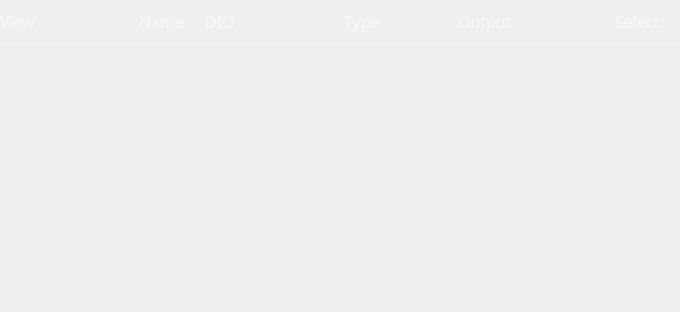
This is ui/pg_channel_manager.ui in analogdevicesinc/scopy as Qt 5 draws it before an edit. The edited form follows.
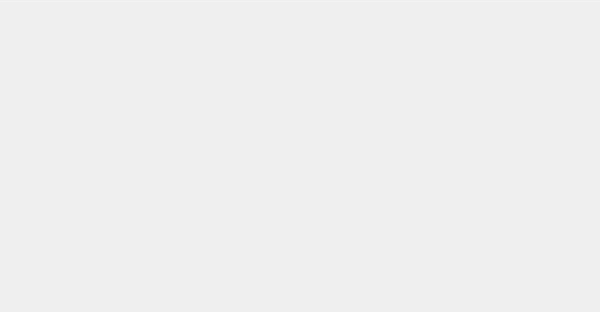
This is the edited form.

Commit message: PatternGenerator - added channel manager header and removed settings button

```diff
--- a/ui/pg_channel_manager.ui
+++ b/ui/pg_channel_manager.ui
@@ -6,7 +6,7 @@
    <rect>
     <x>0</x>
     <y>0</y>
-    <width>680</width>
+    <width>600</width>
     <height>312</height>
    </rect>
   </property>
@@ -52,7 +52,7 @@
      <item>
       <widget class="QWidget" name="channelManagerHeader" native="true">
        <property name="sizePolicy">
-        <sizepolicy hsizetype="Preferred" vsizetype="Preferred">
+        <sizepolicy hsizetype="Preferred" vsizetype="Minimum">
          <horstretch>0</horstretch>
          <verstretch>0</verstretch>
         </sizepolicy>
@@ -77,278 +77,14 @@
          <number>0</number>
         </property>
         <property name="topMargin">
-         <number>10</number>
+         <number>0</number>
         </property>
         <property name="rightMargin">
          <number>0</number>
         </property>
         <property name="bottomMargin">
-         <number>10</number>
+         <number>0</number>
         </property>
-        <item>
-         <widget class="QLabel" name="labelView">
-          <property name="sizePolicy">
-           <sizepolicy hsizetype="Minimum" vsizetype="Preferred">
-            <horstretch>0</horstretch>
-            <verstretch>0</verstretch>
-           </sizepolicy>
-          </property>
-          <property name="minimumSize">
-           <size>
-            <width>40</width>
-            <height>0</height>
-           </size>
-          </property>
-          <property name="text">
-           <string>View</string>
-          </property>
-         </widget>
-        </item>
-        <item>
-         <spacer name="horizontalSpacer_3">
-          <property name="orientation">
-           <enum>Qt::Horizontal</enum>
-          </property>
-          <property name="sizeType">
-           <enum>QSizePolicy::Minimum</enum>
-          </property>
-          <property name="sizeHint" stdset="0">
-           <size>
-            <width>30</width>
-            <height>20</height>
-           </size>
-          </property>
-         </spacer>
-        </item>
-        <item>
-         <spacer name="horizontalSpacer_6">
-          <property name="orientation">
-           <enum>Qt::Horizontal</enum>
-          </property>
-          <property name="sizeType">
-           <enum>QSizePolicy::Fixed</enum>
-          </property>
-          <property name="sizeHint" stdset="0">
-           <size>
-            <width>10</width>
-            <height>20</height>
-           </size>
-          </property>
-         </spacer>
-        </item>
-        <item>
-         <spacer name="horizontalSpacer_7">
-          <property name="orientation">
-           <enum>Qt::Horizontal</enum>
-          </property>
-          <property name="sizeType">
-           <enum>QSizePolicy::Fixed</enum>
-          </property>
-          <property name="sizeHint" stdset="0">
-           <size>
-            <width>10</width>
-            <height>20</height>
-           </size>
-          </property>
-         </spacer>
-        </item>
-        <item>
-         <widget class="QLabel" name="labelName">
-          <property name="sizePolicy">
-           <sizepolicy hsizetype="Maximum" vsizetype="Preferred">
-            <horstretch>0</horstretch>
-            <verstretch>0</verstretch>
-           </sizepolicy>
-          </property>
-          <property name="text">
-           <string>Name</string>
-          </property>
-         </widget>
-        </item>
-        <item>
-         <spacer name="horizontalSpacer">
-          <property name="orientation">
-           <enum>Qt::Horizontal</enum>
-          </property>
-          <property name="sizeType">
-           <enum>QSizePolicy::Maximum</enum>
-          </property>
-          <property name="sizeHint" stdset="0">
-           <size>
-            <width>20</width>
-            <height>20</height>
-           </size>
-          </property>
-         </spacer>
-        </item>
-        <item>
-         <widget class="QLabel" name="labelDIO">
-          <property name="sizePolicy">
-           <sizepolicy hsizetype="Maximum" vsizetype="Preferred">
-            <horstretch>0</horstretch>
-            <verstretch>0</verstretch>
-           </sizepolicy>
-          </property>
-          <property name="text">
-           <string>DIO</string>
-          </property>
-         </widget>
-        </item>
-        <item>
-         <spacer name="horizontalSpacer_2">
-          <property name="orientation">
-           <enum>Qt::Horizontal</enum>
-          </property>
-          <property name="sizeType">
-           <enum>QSizePolicy::Preferred</enum>
-          </property>
-          <property name="sizeHint" stdset="0">
-           <size>
-            <width>28</width>
-            <height>20</height>
-           </size>
-          </property>
-         </spacer>
-        </item>
-        <item>
-         <spacer name="horizontalSpacer_8">
-          <property name="orientation">
-           <enum>Qt::Horizontal</enum>
-          </property>
-          <property name="sizeType">
-           <enum>QSizePolicy::Minimum</enum>
-          </property>
-          <property name="sizeHint" stdset="0">
-           <size>
-            <width>40</width>
-            <height>20</height>
-           </size>
-          </property>
-         </spacer>
-        </item>
-        <item>
-         <spacer name="horizontalSpacer_9">
-          <property name="orientation">
-           <enum>Qt::Horizontal</enum>
-          </property>
-          <property name="sizeType">
-           <enum>QSizePolicy::Preferred</enum>
-          </property>
-          <property name="sizeHint" stdset="0">
-           <size>
-            <width>41</width>
-            <height>20</height>
-           </size>
-          </property>
-         </spacer>
-        </item>
-        <item>
-         <widget class="QLabel" name="labelType">
-          <property name="text">
-           <string>Type</string>
-          </property>
-         </widget>
-        </item>
-        <item>
-         <spacer name="horizontalSpacer_4">
-          <property name="orientation">
-           <enum>Qt::Horizontal</enum>
-          </property>
-          <property name="sizeType">
-           <enum>QSizePolicy::Preferred</enum>
-          </property>
-          <property name="sizeHint" stdset="0">
-           <size>
-            <width>25</width>
-            <height>20</height>
-           </size>
-          </property>
-         </spacer>
-        </item>
-        <item>
-         <widget class="QLabel" name="labelOutput">
-          <property name="text">
-           <string>Output</string>
-          </property>
-         </widget>
-        </item>
-        <item>
-         <spacer name="horizontalSpacer_5">
-          <property name="orientation">
-           <enum>Qt::Horizontal</enum>
-          </property>
-          <property name="sizeType">
-           <enum>QSizePolicy::Preferred</enum>
-          </property>
-          <property name="sizeHint" stdset="0">
-           <size>
-            <width>39</width>
-            <height>20</height>
-           </size>
-          </property>
-         </spacer>
-        </item>
-        <item>
-         <spacer name="horizontalSpacer_10">
-          <property name="orientation">
-           <enum>Qt::Horizontal</enum>
-          </property>
-          <property name="sizeType">
-           <enum>QSizePolicy::Maximum</enum>
-          </property>
-          <property name="sizeHint" stdset="0">
-           <size>
-            <width>14</width>
-            <height>20</height>
-           </size>
-          </property>
-         </spacer>
-        </item>
-        <item>
-         <spacer name="horizontalSpacer_11">
-          <property name="orientation">
-           <enum>Qt::Horizontal</enum>
-          </property>
-          <property name="sizeType">
-           <enum>QSizePolicy::Preferred</enum>
-          </property>
-          <property name="sizeHint" stdset="0">
-           <size>
-            <width>15</width>
-            <height>20</height>
-           </size>
-          </property>
-         </spacer>
-        </item>
-        <item>
-         <widget class="QLabel" name="labelSelect">
-          <property name="sizePolicy">
-           <sizepolicy hsizetype="Maximum" vsizetype="Preferred">
-            <horstretch>0</horstretch>
-            <verstretch>0</verstretch>
-           </sizepolicy>
-          </property>
-          <property name="text">
-           <string>Select</string>
-          </property>
-         </widget>
-        </item>
-        <item>
-         <spacer name="horizontalSpacer_12">
-          <property name="orientation">
-           <enum>Qt::Horizontal</enum>
-          </property>
-          <property name="sizeType">
-           <enum>QSizePolicy::Preferred</enum>
-          </property>
-          <property name="sizeHint" stdset="0">
-           <size>
-            <width>20</width>
-            <height>20</height>
-           </size>
-          </property>
-         </spacer>
-        </item>
        </layout>
       </widget>
      </item>
```
Left out of the diff: 4 changed lines with no effect on the pictures. The commit also changes 5 other files.
